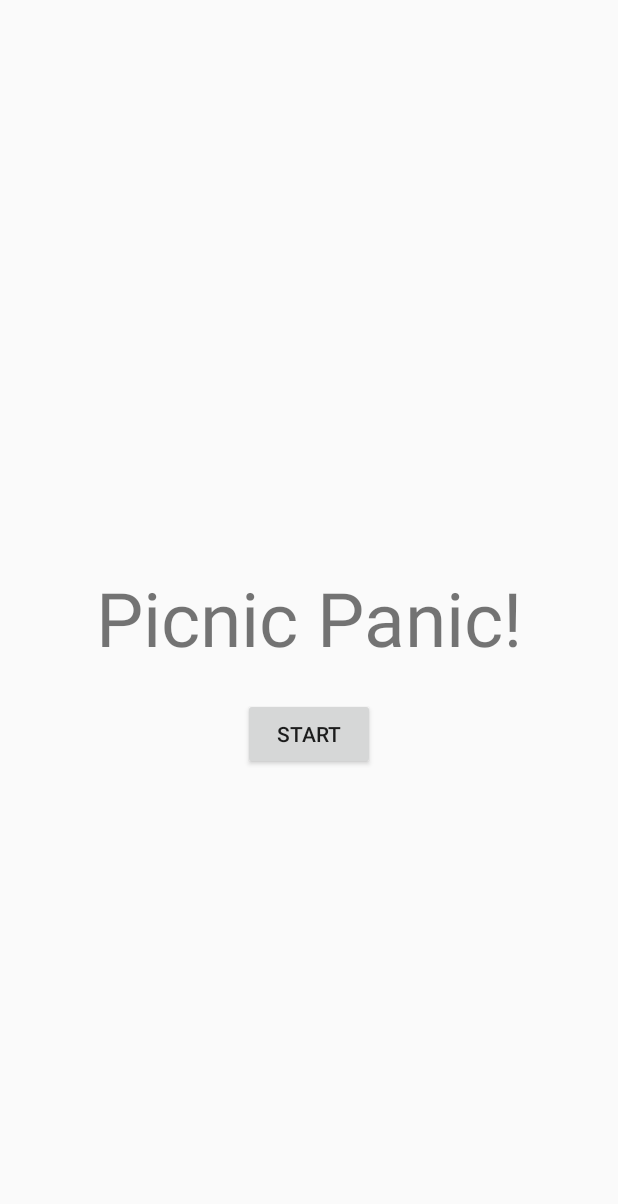
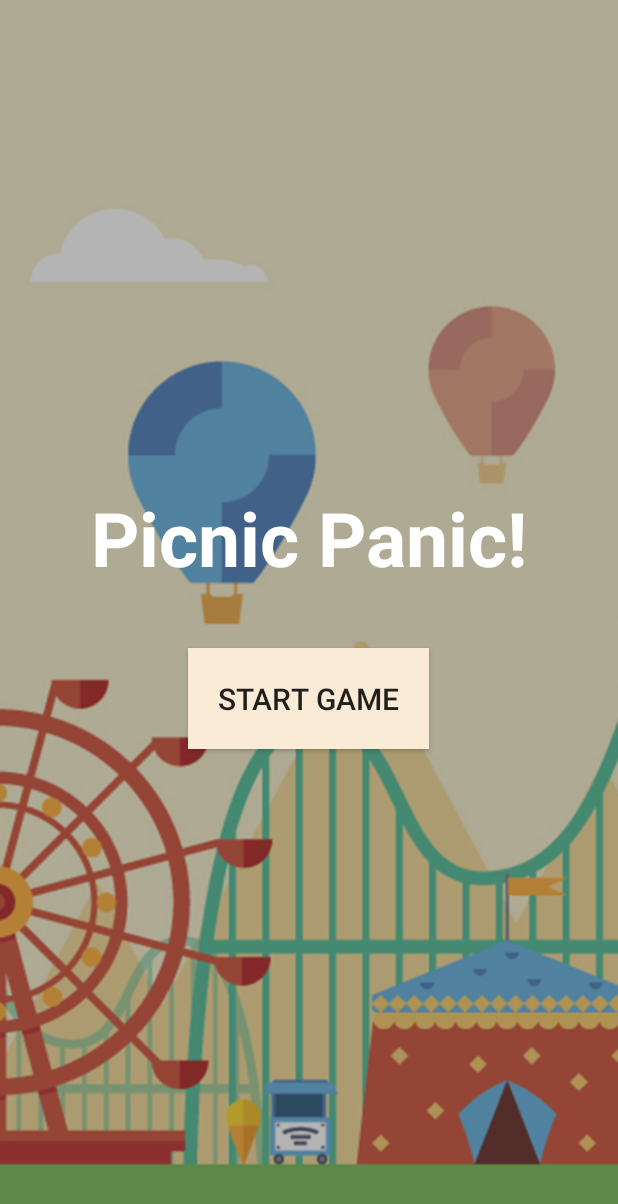
Before and after one commit to hkittylover/MOBAPDE-Picnic-Panic, an Android app: the layout activity_main.xml on its own in the app's theme, with its tools: preview values and no code run, on a phone screen of 412 x 824 dp. Shown: the top 1204 px of the screen. Run offline under Robolectric (Android 15) with nearby library versions, the phone set to English and light mode, and no system bars.

```diff
--- a/app/src/main/res/layout/activity_main.xml
+++ b/app/src/main/res/layout/activity_main.xml
@@ -3,8 +3,15 @@
     xmlns:app="http://schemas.android.com/apk/res-auto"
     xmlns:tools="http://schemas.android.com/tools"
     android:layout_width="match_parent"
-    android:layout_height="match_parent">
+    android:layout_height="match_parent"
+    android:background="@drawable/background_test_darker">
 
+
+    <LinearLayout
+        android:layout_width="wrap_content"
+        android:layout_height="wrap_content"
+        android:layout_centerInParent="true"
+        android:orientation="vertical">
         <TextView
             android:layout_width="wrap_content"
             android:layout_height="wrap_content"
@@ -12,14 +19,20 @@
             android:textSize="50dp"
             android:layout_margin="20dp"
             android:id="@+id/tv_title"
-        android:layout_centerInParent="true"/>
+            android:textColor="#fff"
+            android:textStyle="bold"/>
         <Button
             android:layout_width="wrap_content"
             android:layout_height="wrap_content"
-        android:text="START"
-        android:id="@+id/button_start"
-        android:layout_below="@+id/tv_title"
-        android:layout_centerHorizontal="true"
-        />
+            android:text="Start Game"
+            android:textSize="20dp"
+            android:background="#FAEBD7"
+            android:elevation="3dp"
+            android:padding="20dp"
+            android:layout_margin="20dp"
+            android:layout_gravity="center"
+            android:id="@+id/button_start_game"/>
+
+    </LinearLayout>
 
 </RelativeLayout>
--- a/app/src/main/res/values/styles.xml
+++ b/app/src/main/res/values/styles.xml
@@ -6,6 +6,10 @@
         <item name="colorPrimary">@color/colorPrimary</item>
         <item name="colorPrimaryDark">@color/colorPrimaryDark</item>
         <item name="colorAccent">@color/colorAccent</item>
+
+        <!-- Full screen settings -->
+        <item name="windowNoTitle">true</item>
+        <item name="windowActionBar">false</item>
     </style>
 
 </resources>
```
Also changed, not shown: app/src/main/AndroidManifest.xml (+6 -4 lines), app/src/main/java/edu/dlsu/mobapde/picnicpanicbeta/Bomb.java (added, +14 -0 lines), app/src/main/java/edu/dlsu/mobapde/picnicpanicbeta/GameLayout.java (+54 -4 lines), app/src/main/java/edu/dlsu/mobapde/picnicpanicbeta/GameOverActivity.java (added, +66 -0 lines), app/src/main/java/edu/dlsu/mobapde/picnicpanicbeta/MainActivity.java (+16 -15 lines), app/src/main/res/layout/activity_game_over.xml (added, +87 -0 lines), app/src/main/res/drawable/bomb.png (added), 3 other files. Lines whose indentation alone changed are shown as unchanged.
